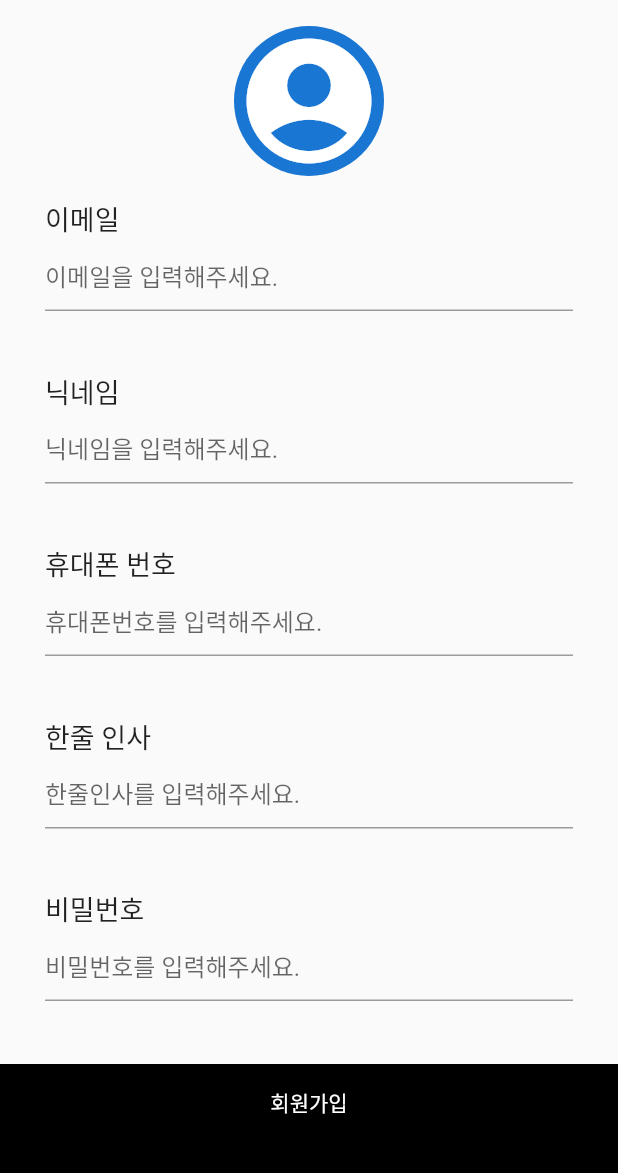
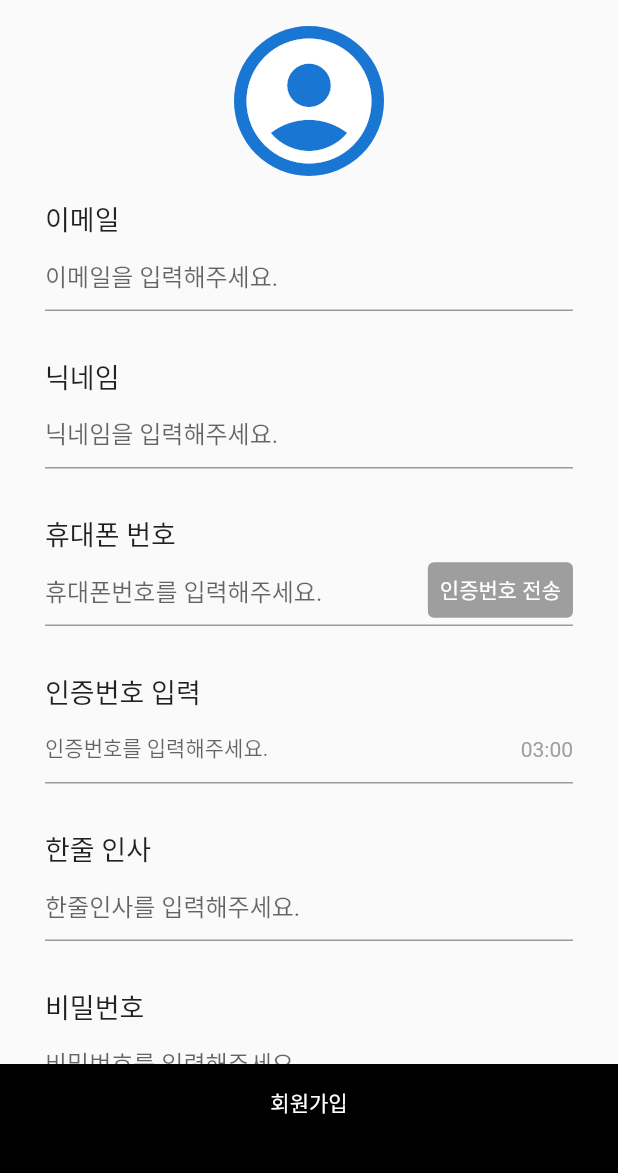
Before and after one commit to 812jay/momo, a Flutter app: the SignUpView screen opened by its route, on a phone screen of 412 x 824 dp, the part 58-1231 px from its top. Run offline on Flutter 3.47's test engine with Material 2 defaults, Android fonts, the phone set to English and light mode, and no system bars; our stand-ins replace date_format, flutter_slidable; missing offline and left inert: fab_circular_menu, html_editor_enhanced.

Commit message:
Edit sign up page's UI

```diff
--- a/lib/views/auth/sign_up.dart
+++ b/lib/views/auth/sign_up.dart
@@ -7,6 +7,14 @@ class SignUpView extends StatelessWidget {
 
   @override
   Widget build(BuildContext context) {
+    TextEditingController emailController = TextEditingController();
+    TextEditingController nicknameController = TextEditingController();
+    TextEditingController phoneController = TextEditingController();
+    TextEditingController authNumberController = TextEditingController();
+    TextEditingController introController = TextEditingController();
+    TextEditingController passwordController = TextEditingController();
+    TextEditingController passwordConfirmController = TextEditingController();
+
     return Scaffold(
       appBar: commonAppBar(context: context, isLeading: true),
       body: Column(
@@ -36,54 +44,112 @@ class SignUpView extends StatelessWidget {
                     '이메일',
                     style: TextStyle(fontSize: 18.0),
                   ),
-                  const TextField(
-                    decoration: InputDecoration(hintText: '이메일을 입력해주세요.'),
+                  TextField(
+                    decoration: const InputDecoration(hintText: '이메일을 입력해주세요.'),
                     keyboardType: TextInputType.emailAddress,
+                    controller: emailController,
                   ),
-                  const SizedBox(height: 40.0),
+                  const SizedBox(height: 30.0),
                   const Text(
                     '닉네임',
                     style: TextStyle(fontSize: 18.0),
                   ),
-                  const TextField(
-                    decoration: InputDecoration(hintText: '닉네임을 입력해주세요.'),
+                  TextField(
+                    decoration: const InputDecoration(hintText: '닉네임을 입력해주세요.'),
                     keyboardType: TextInputType.name,
+                    controller: nicknameController,
                   ),
-                  const SizedBox(height: 40.0),
+                  const SizedBox(height: 30.0),
                   const Text(
                     '휴대폰 번호',
                     style: TextStyle(fontSize: 18.0),
                   ),
-                  const TextField(
-                    decoration: InputDecoration(hintText: '휴대폰번호를 입력해주세요.'),
-                    keyboardType: TextInputType.phone,
+                  Stack(
+                    children: [
+                      TextField(
+                        decoration:
+                            const InputDecoration(hintText: '휴대폰번호를 입력해주세요.'),
+                        keyboardType: TextInputType.phone,
+                        controller: phoneController,
+                      ),
+                      Align(
+                        alignment: Alignment.bottomRight,
+                        child: TextButton(
+                          onPressed: () {},
+                          style: ButtonStyle(
+                            backgroundColor: MaterialStateColor.resolveWith(
+                              (states) => Colors.grey,
+                            ),
+                          ),
+                          child: const Text(
+                            '인증번호 전송',
+                            style: TextStyle(
+                              color: Colors.white,
+                            ),
+                          ),
+                        ),
+                      ),
+                    ],
                   ),
-                  const SizedBox(height: 40.0),
+                  const SizedBox(height: 30.0),
+                  const Text(
+                    '인증번호 입력',
+                    style: TextStyle(fontSize: 18.0),
+                  ),
+                  Stack(
+                    children: [
+                      TextField(
+                        decoration: const InputDecoration(
+                          hintText: '인증번호를 입력해주세요.',
+                          hintStyle: TextStyle(fontSize: 14.0),
+                        ),
+                        keyboardType: TextInputType.number,
+                        controller: authNumberController,
+                      ),
+                      const Positioned(
+                        right: 0.0,
+                        bottom: 15.0,
+                        child: Text(
+                          '03:00',
+                          style: TextStyle(color: Colors.grey),
+                        ),
+                      )
+                    ],
+                  ),
+                  const SizedBox(height: 30.0),
                   const Text(
                     '한줄 인사',
                     style: TextStyle(fontSize: 18.0),
                   ),
-                  const TextField(
-                    decoration: InputDecoration(hintText: '한줄인사를 입력해주세요.'),
+                  TextField(
+                    decoration:
+                        const InputDecoration(hintText: '한줄인사를 입력해주세요.'),
                     keyboardType: TextInputType.text,
+                    controller: introController,
                   ),
-                  const SizedBox(height: 40.0),
+                  const SizedBox(height: 30.0),
                   const Text(
                     '비밀번호',
                     style: TextStyle(fontSize: 18.0),
                   ),
-                  const TextField(
-                    decoration: InputDecoration(hintText: '비밀번호를 입력해주세요.'),
+                  TextField(
+                    decoration:
+                        const InputDecoration(hintText: '비밀번호를 입력해주세요.'),
                     keyboardType: TextInputType.visiblePassword,
+                    controller: passwordController,
+                    obscureText: true,
                   ),
-                  const SizedBox(height: 40.0),
+                  const SizedBox(height: 30.0),
                   const Text(
                     '비밀번호 확인',
                     style: TextStyle(fontSize: 18.0),
                   ),
-                  const TextField(
-                    decoration: InputDecoration(hintText: '비밀번호 확인을 입력해주세요.'),
+                  TextField(
+                    decoration:
+                        const InputDecoration(hintText: '비밀번호 확인을 입력해주세요.'),
                     keyboardType: TextInputType.visiblePassword,
+                    obscureText: true,
+                    controller: passwordConfirmController,
                   ),
                 ],
               ),
--- a/lib/views/splash/splash.dart
+++ b/lib/views/splash/splash.dart
@@ -13,7 +13,7 @@ class _SplashViewState extends State<SplashView> {
   void initState() {
     super.initState();
     Future.delayed(const Duration(seconds: 2)).then(
-      (value) => Navigator.of(context).pushReplacementNamed('/sign_in'),
+      (value) => Navigator.of(context).pushReplacementNamed('/home'),
     );
   }
 
```
